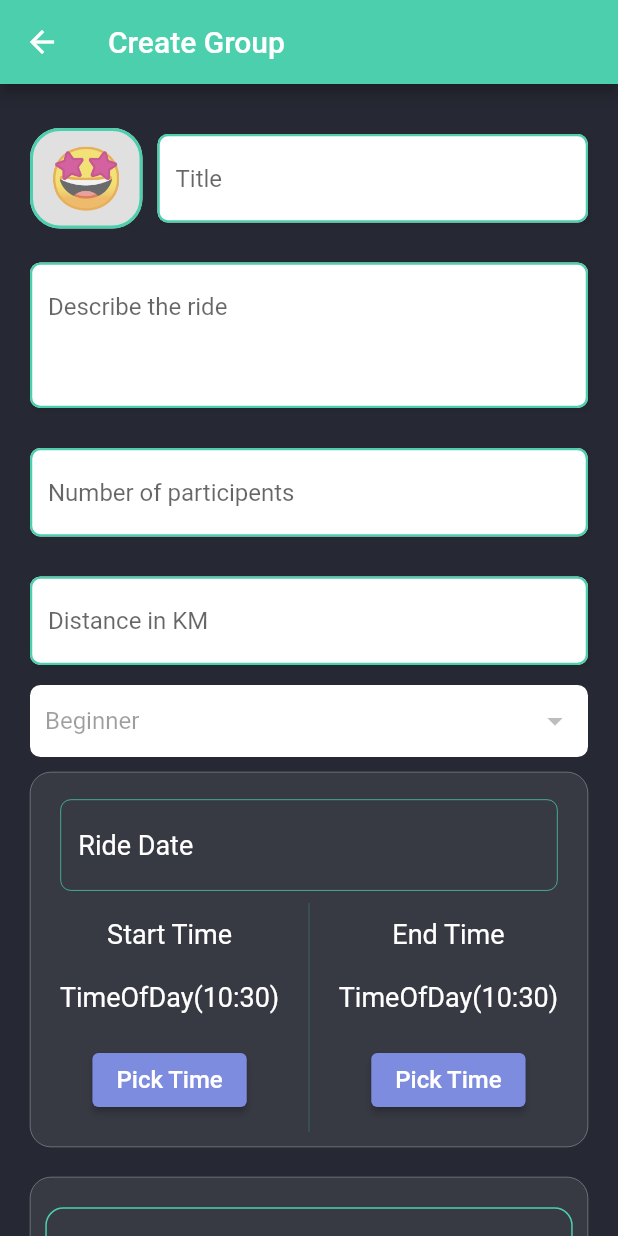
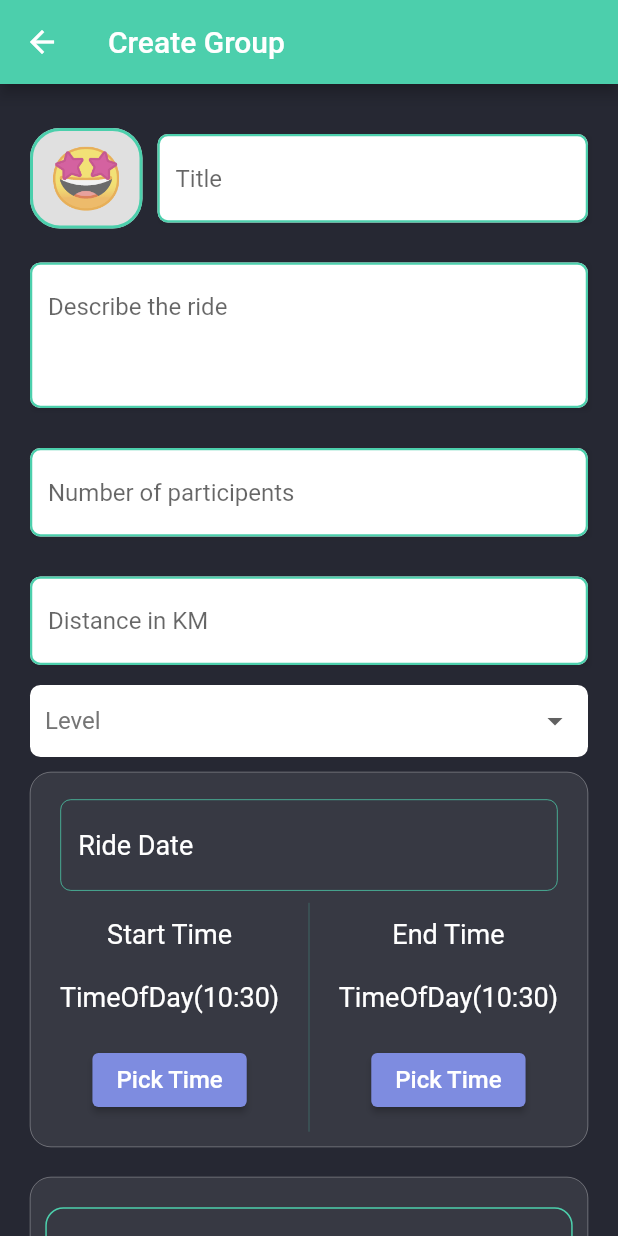
Before and after one commit to Abdulaziz4/bike-riders, a Flutter app: the GroupCreationView screen opened by its route, on a phone screen of 412 x 824 dp. Run offline on Flutter 3.47's test engine with Material 2 defaults, Android fonts, the phone set to English and light mode, and no system bars; drawn by our look-alikes of datetime_picker_formfield; our stand-ins replace firebase_auth, firebase_core, flutter_spinkit, flutter_svg, geolocator, google_maps_flutter and 3 more; missing offline and left inert: day_night_time_picker; accounts and stored records are empty.

Commit message:
Saving time

```diff
--- a/lib/ui/group_creation/components/location_picking_section.dart
+++ b/lib/ui/group_creation/components/location_picking_section.dart
@@ -1,11 +1,11 @@
-import 'package:bike_riders/core/app/constants.dart';
-import 'package:bike_riders/core/app/utils/location_helper.dart';
-import 'package:bike_riders/ui/group_creation/components/location_picker.dart';
 import 'package:flutter/material.dart';
 
 import 'package:bike_riders/ui/group_creation/components/section_container.dart';
 import 'package:bike_riders/ui/shared/custom_button.dart';
 import 'package:google_maps_flutter/google_maps_flutter.dart';
+import 'package:bike_riders/core/app/constants.dart';
+import 'package:bike_riders/core/app/utils/location_helper.dart';
+import 'package:bike_riders/ui/group_creation/components/location_picker.dart';
 
 class LocationPickingSection extends StatefulWidget {
   final void Function(LatLng) saveLocation;
--- /dev/null
+++ b/lib/ui/group_creation/components/ride_level_dropdown.dart
@@ -0,0 +1,52 @@
+import 'package:bike_riders/core/app/constants.dart';
+import 'package:flutter/material.dart';
+
+class RideLevelDropdown extends StatefulWidget {
+  final void Function(String) onSave;
+  const RideLevelDropdown({Key? key, required this.onSave}) : super(key: key);
+
+  @override
+  _RideLevelDropdownState createState() => _RideLevelDropdownState();
+}
+
+class _RideLevelDropdownState extends State<RideLevelDropdown> {
+  @override
+  Widget build(BuildContext context) {
+    return Container(
+      padding: const EdgeInsets.symmetric(horizontal: kDefaultPadding / 2),
+      decoration: BoxDecoration(
+        color: Colors.white,
+        borderRadius: BorderRadius.circular(7),
+      ),
+      child: DropdownButtonFormField(
+        decoration: InputDecoration(enabledBorder: InputBorder.none),
+        hint: Text(
+          "Level",
+          style: TextStyle(color: Colors.grey[600]),
+        ),
+        // value: "Beginner",
+        dropdownColor: kAltColor,
+        onSaved: (value) {
+          if (value != null) {
+            widget.onSave(value.toString());
+          }
+        },
+        onChanged: (_) {},
+        items: const [
+          DropdownMenuItem(
+            child: Text("Beginner"),
+            value: "Beginner",
+          ),
+          DropdownMenuItem(
+            child: Text("Intermediate"),
+            value: "Intermediate",
+          ),
+          DropdownMenuItem(
+            child: Text("Hardcore"),
+            value: "Hardcore",
+          ),
+        ],
+      ),
+    );
+  }
+}
--- a/lib/ui/group_creation/group_creation_view.dart
+++ b/lib/ui/group_creation/group_creation_view.dart
@@ -2,6 +2,7 @@ import 'package:bike_riders/core/app/constants.dart';
 import 'package:bike_riders/ui/group_creation/components/emoji_picker.dart';
 import 'package:bike_riders/ui/group_creation/components/date_time_picking_section.dart';
 import 'package:bike_riders/ui/group_creation/components/location_picking_section.dart';
+import 'package:bike_riders/ui/group_creation/components/ride_level_dropdown.dart';
 import 'package:bike_riders/ui/group_creation/viewmodels/group_creation_viewmodel.dart';
 import 'package:bike_riders/ui/shared/custom_button.dart';
 import 'package:bike_riders/ui/shared/input_field.dart';
@@ -64,43 +65,7 @@ class _GroupCreationViewState extends State<GroupCreationView> {
                         onSave: viewmodel.saveDistance,
                         hint: "Distance in KM",
                       ),
-                      Container(
-                        padding: const EdgeInsets.symmetric(
-                            horizontal: kDefaultPadding / 2),
-                        decoration: BoxDecoration(
-                          color: Colors.white,
-                          borderRadius: BorderRadius.circular(7),
-                        ),
-                        child: DropdownButtonFormField(
-                          decoration:
-                              InputDecoration(enabledBorder: InputBorder.none),
-                          hint: Text(
-                            "Level",
-                            style: TextStyle(color: Colors.grey[600]),
-                          ),
-                          value: "Beginner",
-                          dropdownColor: kAltColor,
-                          onSaved: (value) {
-                            if (value != null) {
-                              viewmodel.saveLevel(value.toString());
-                            }
-                          },
-                          items: const [
-                            DropdownMenuItem(
-                              child: Text("Beginner"),
-                              value: "Beginner",
-                            ),
-                            DropdownMenuItem(
-                              child: Text("Intermediate"),
-                              value: "Intermediate",
-                            ),
-                            DropdownMenuItem(
-                              child: Text("Hardcore"),
-                              value: "Hardcore",
-                            ),
-                          ],
-                        ),
-                      ),
+                      RideLevelDropdown(onSave: viewmodel.saveLevel),
                       RideDateTimePickingSection(
                         startTime: viewmodel.startTime,
                         endTime: viewmodel.endTime,
--- a/lib/ui/group_creation/viewmodels/group_creation_viewmodel.dart
+++ b/lib/ui/group_creation/viewmodels/group_creation_viewmodel.dart
@@ -39,10 +39,12 @@ class GroupCreationViewModel extends BaseViewModel {
 
   void saveEndTime(TimeOfDay time) {
     endTime = time;
+    notifyListeners();
   }
 
   void saveStartTime(TimeOfDay time) {
     startTime = time;
+    notifyListeners();
   }
 
   void saveDate(DateTime pickedDate) {
```
